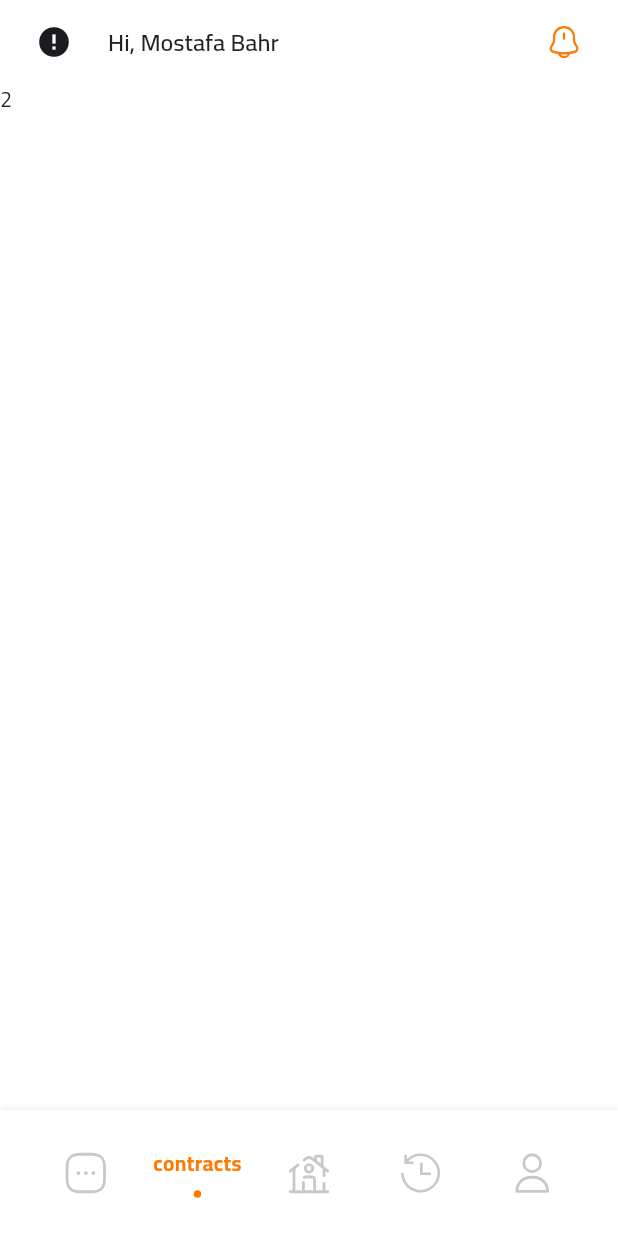
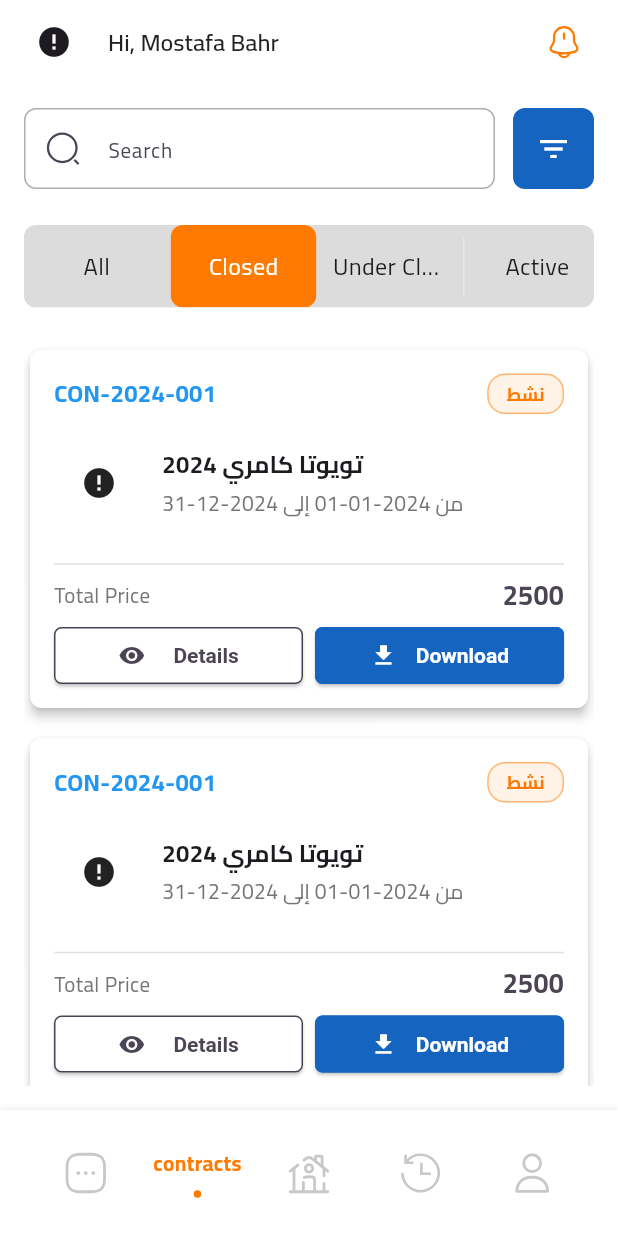
Before and after one commit to mostafaahmedbahr/Drivo, a Flutter app: the screen it shows after launch, item 2 of the bottom bar chosen, on a phone screen of 412 x 824 dp. Run offline on Flutter 3.47's test engine with Material 3 defaults, Android fonts, the phone set to English and light mode, and no system bars; drawn by our look-alikes of cached_network_image, flashy_tab_bar2, toggle_switch; our stand-ins replace carousel_slider, dartz, dio, easy_localization, firebase_core, flutter_bloc and 11 more; accounts and stored records are empty; network calls fail.

Commit message:
contracts screen ui part 1

```diff
--- a/lib/core/app_nav/router/app_router.dart
+++ b/lib/core/app_nav/router/app_router.dart
@@ -1,14 +1,13 @@
  import 'package:drivo/features/all_cars/presentation/screens/all_cars_screen.dart';
-import 'package:drivo/features/booking/presentation/cubit/booking_cubit.dart';
-import 'package:drivo/features/booking/presentation/screens/booking_screen.dart';
-import 'package:drivo/features/car_details/presentation/cubit/car_details_cubit.dart';
+  import 'package:drivo/features/car_details/presentation/cubit/car_details_cubit.dart';
 import 'package:drivo/features/car_details/presentation/screens/car_details_screen.dart';
-import 'package:drivo/features/home/presentation/screens/home_screen.dart';
+ import 'package:drivo/features/home/presentation/screens/home_screen.dart';
 import 'package:drivo/features/layout/presentation/screens/layout_screen.dart';
 import 'package:drivo/features/login/presentation/screens/login_screen.dart';
 import 'package:drivo/features/register/presentation/screens/register_screen.dart';
 import 'package:drivo/features/splash/presentation/screens/splash_screen.dart';
  import '../../../features/car_details/presentation/screens/car_gallery_images_screen.dart';
+import '../../../features/contracts/presentation/screens/contracts_screen.dart';
 import '../../../features/more/presentation/screens/more_screen.dart';
 import '../../../features/splash/presentation/screens/splash_screen_2.dart';
 import '../../../main_importants.dart';
@@ -65,6 +64,10 @@ class AppRouter {
         return MaterialPageRoute(
           builder: (context) => const MoreScreen(),
         );
+      case Routes.contractsScreen:
+        return MaterialPageRoute(
+          builder: (context) => const ContractsScreen(),
+        );
       default:
         return null;
     }
--- a/lib/core/app_nav/router/routes.dart
+++ b/lib/core/app_nav/router/routes.dart
@@ -10,6 +10,7 @@ class Routes {
   static const String allCarsScreen = '/allCarsScreen';
   static const String bookingScreen = '/bookingScreen';
   static const String moreScreen = '/moreScreen';
+  static const String contractsScreen = '/contractsScreen';
 
 
 }
--- a/lib/core/shared_widgets/custom_text_form_filed.dart
+++ b/lib/core/shared_widgets/custom_text_form_filed.dart
@@ -46,7 +46,7 @@ class CustomTextFormField extends StatelessWidget {
     this.fillColor = AppColors.whiteColor,
     this.borderColor ,
     this.hintColor = const Color.fromRGBO(150, 150, 150, 1),
-    this.radius = 5.0,
+    this.radius = 8.0,
   });
 
   @override
@@ -74,19 +74,19 @@ class CustomTextFormField extends StatelessWidget {
         filled: true,
         fillColor: fillColor,
         border: OutlineInputBorder(
-          borderRadius: BorderRadius.circular(radius ?? 5),
+          borderRadius: BorderRadius.circular(radius ?? 8),
           borderSide: BorderSide(
             color: borderColor ??   AppColors.greyColor1,
           ),
         ),
         enabledBorder: OutlineInputBorder(
-          borderRadius: BorderRadius.circular(radius ?? 5),
+          borderRadius: BorderRadius.circular(radius ?? 8),
           borderSide: BorderSide(
             color: borderColor ?? AppColors.greyColor1,
           ),
         ),
         focusedBorder: OutlineInputBorder(
-          borderRadius: BorderRadius.circular(radius ?? 5),
+          borderRadius: BorderRadius.circular(radius ?? 8),
           borderSide: BorderSide(
             color: borderColor ?? AppColors.greyColor1,
           ),
--- /dev/null
+++ b/lib/features/contracts/presentation/cubit/contracts_cubit.dart
@@ -0,0 +1,19 @@
+import '../../../../main_importants.dart';
+import 'contracts_states.dart';
+
+
+class ContractsCubit extends Cubit<ContractsStates> {
+  ContractsCubit() : super(ContractsInitState());
+
+  static ContractsCubit get(context) => BlocProvider.of(context);
+
+
+  int currentIndex = 1;
+  toggleButtons(int index){
+    currentIndex = index;
+    emit(ContractsToggleButtonsState());
+  }
+
+
+
+}
--- /dev/null
+++ b/lib/features/contracts/presentation/cubit/contracts_states.dart
@@ -0,0 +1,5 @@
+abstract class ContractsStates{}
+
+class ContractsInitState extends ContractsStates{}
+
+class ContractsToggleButtonsState extends ContractsStates{}
--- /dev/null
+++ b/lib/features/contracts/presentation/screens/contracts_screen.dart
@@ -0,0 +1,31 @@
+import 'package:drivo/features/contracts/presentation/cubit/contracts_cubit.dart';
+import 'package:drivo/main_importants.dart';
+
+import '../widgets/contracts_filter.dart';
+import '../widgets/contracts_list.dart';
+import '../widgets/contracts_toggle_buttons.dart';
+
+class ContractsScreen extends StatelessWidget {
+  const ContractsScreen({super.key});
+
+  @override
+  Widget build(BuildContext context) {
+    return BlocProvider(
+      create: (context)=>ContractsCubit(),
+      child: Scaffold(
+        body: SafeArea(child: Padding(
+          padding: const EdgeInsets.all(16.0),
+          child: Column(
+            children: [
+              ContractsFilter(),
+              verticalSpace(24),
+              ContractsToggleButtons(),
+              verticalSpace(24),
+              ContractsList(),
+            ],
+          ),
+        )),
+      ),
+    );
+  }
+}
--- /dev/null
+++ b/lib/features/contracts/presentation/widgets/contract_card_item.dart
@@ -0,0 +1,179 @@
+import 'package:easy_localization/easy_localization.dart';
+
+import '../../../../main_importants.dart';
+
+class ContractCardItem extends StatelessWidget {
+  final String contractNumber;
+  final String carName;
+  final String startDate;
+  final String endDate;
+  final String status;
+  final Color statusColor;
+  final String price;
+
+  const ContractCardItem({
+    super.key,
+    required this.contractNumber,
+    required this.carName,
+    required this.startDate,
+    required this.endDate,
+    required this.status,
+    required this.statusColor,
+    required this.price,
+  });
+
+  @override
+  Widget build(BuildContext context) {
+    return Card(
+      elevation: 3,
+      color: AppColors.whiteColor,
+      shape: RoundedRectangleBorder(
+        borderRadius: BorderRadius.circular(8),
+      ),
+      child: Padding(
+        padding: const EdgeInsets.all(16),
+        child: Column(
+          crossAxisAlignment: CrossAxisAlignment.start,
+          children: [
+            // Header Row
+            Row(
+              mainAxisAlignment: MainAxisAlignment.spaceBetween,
+              children: [
+                Text(
+                  contractNumber,
+                  style: const TextStyle(
+                    fontSize: 16,
+                    fontWeight: FontWeight.bold,
+                    color: Colors.blue,
+                  ),
+                ),
+                Container(
+                  padding: const EdgeInsets.symmetric(horizontal: 12, vertical: 4),
+                  decoration: BoxDecoration(
+                    color: statusColor.withValues(alpha: 0.1),
+                    borderRadius: BorderRadius.circular(12),
+                    border: Border.all(color: statusColor),
+                  ),
+                  child: Text(
+                    status,
+                    style: TextStyle(
+                      color: AppColors.orange,
+                      fontWeight: FontWeight.bold,
+                      fontSize: 12,
+                    ),
+                  ),
+                ),
+              ],
+            ),
+
+            verticalSpace(16),
+
+            // Car Info
+            Row(
+              children: [
+                CustomNetWorkImage(
+                  height: 60,
+                    width: 60,
+                    imageUrl: "https://www.topgear.com/sites/default/files/2023/09/2%20Cadillac_CT5_0.jpg?w=827&h=465",
+                    raduis: 8,
+                  fit: BoxFit.cover,
+                ),
+                horizontalSpace(12),
+                Expanded(
+                  child: Column(
+                    crossAxisAlignment: CrossAxisAlignment.start,
+                    children: [
+                      Text(
+                        carName,
+                        style: const TextStyle(
+                          fontSize: 16,
+                          fontWeight: FontWeight.bold,
+                        ),
+                      ),
+                      const SizedBox(height: 4),
+                      Text(
+                        'من $startDate إلى $endDate',
+                        style: TextStyle(
+                          fontSize: 14,
+                          color: Colors.grey[600],
+                        ),
+                      ),
+                    ],
+                  ),
+                ),
+              ],
+            ),
+
+            verticalSpace(16),
+
+            // Divider
+            Divider(color: Colors.grey[300]),
+
+            // Footer
+            Row(
+              mainAxisAlignment: MainAxisAlignment.spaceBetween,
+              children: [
+                Text(
+                  LocaleKeys.totalPrice.tr(),
+                  style: TextStyle(
+                    fontSize: 14,
+                    color: Colors.grey[600],
+                  ),
+                ),
+                Text(
+                  price,
+                  style: const TextStyle(
+                    fontSize: 18,
+                    fontWeight: FontWeight.bold,
+                    color: AppColors.shipGray,
+                  ),
+                ),
+              ],
+            ),
+
+            verticalSpace(8),
+
+            // Actions
+            Row(
+              children: [
+                Expanded(
+                  child: CustomButton(
+                      btnText: Row(
+                        mainAxisAlignment: MainAxisAlignment.spaceEvenly,
+                        children: [
+                          const Icon(Icons.visibility, size: 18),
+                            Text(LocaleKeys.details.tr()),
+                        ],
+                      ),
+                    height: 38,
+                    onPressed: () {},
+                    btnColor: AppColors.whiteColor,
+                  ),
+                ),
+                horizontalSpace(8),
+                Expanded(
+                  child: CustomButton(
+                    btnText: Row(
+                      mainAxisAlignment: MainAxisAlignment.spaceEvenly,
+                      children: [
+                        const Icon(Icons.download, size: 18,color: AppColors.whiteColor,),
+                        Text(LocaleKeys.download.tr(),style: TextStyle(
+                          color: AppColors.whiteColor
+                        ),),
+                      ],
+                    ),
+                    height: 38,
+                    onPressed: () {},
+                    btnColor: Colors.blue[800],
+                    borderColor: Colors.blue[800],
+                  ),
+                ),
+
+              ],
+            ),
+          ],
+        ),
+      ),
+    );
+  }
+}
--- /dev/null
+++ b/lib/features/contracts/presentation/widgets/contracts_filter.dart
@@ -0,0 +1,29 @@
+
+import '../../../../main_importants.dart';
+
+class ContractsFilter extends StatelessWidget {
+  const ContractsFilter({super.key});
+
+  @override
+  Widget build(BuildContext context) {
+    return  Row(
+      children: [
+        Expanded(child: ContainerSearchWidget()),
+        horizontalSpace(12),
+        Container(
+          height: 54,
+          width: 54,
+          decoration: BoxDecoration(
+            color: Colors.blue[800],
+            borderRadius: BorderRadius.circular(8),
+          ),
+          child: IconButton(
+            onPressed: () {},
+            icon: const Icon(Icons.filter_list, color: Colors.white),
+          ),
+        ),
+
+      ],
+    );
+  }
+}
--- /dev/null
+++ b/lib/features/contracts/presentation/widgets/contracts_list.dart
@@ -0,0 +1,29 @@
+ import 'package:drivo/features/contracts/presentation/widgets/contract_card_item.dart';
+import 'package:drivo/main_importants.dart';
+
+class ContractsList extends StatelessWidget {
+  const ContractsList({super.key});
+
+  @override
+  Widget build(BuildContext context) {
+    return Expanded(
+      child: ListView.separated(
+          itemBuilder: (context,index){
+            return   ContractCardItem(
+              contractNumber: 'CON-2024-001',
+              carName: 'تويوتا كامري 2024',
+              startDate: '2024-01-01',
+              endDate: '2024-12-31',
+              status: 'نشط',
+              statusColor: AppColors.orange.withValues(alpha: 0.5),
+              price: '2500',
+            );
+          },
+          separatorBuilder: (context,index){
+            return verticalSpace(12);
+          },
+          itemCount: 10,
+      ),
+    );
+  }
+}
--- /dev/null
+++ b/lib/features/contracts/presentation/widgets/contracts_toggle_buttons.dart
@@ -0,0 +1,39 @@
+
+import 'package:easy_localization/easy_localization.dart';
+import 'package:toggle_switch/toggle_switch.dart';
+
+import '../../../../main_importants.dart';
+import '../cubit/contracts_cubit.dart';
+import '../cubit/contracts_states.dart';
+
+class ContractsToggleButtons extends StatelessWidget {
+  const ContractsToggleButtons({super.key});
+
+  @override
+  Widget build(BuildContext context) {
+    return BlocBuilder<ContractsCubit , ContractsStates>(
+      buildWhen: (previous, current){
+        return current is ContractsToggleButtonsState;
+      },
+      builder: (context,state){
+        final bookingCubit = context.read<ContractsCubit>();
+        return ToggleSwitch(
+          minWidth: double.infinity,
+          minHeight: 55.0,
+          fontSize: 16.0,
+          initialLabelIndex: bookingCubit.currentIndex,
+          totalSwitches: 4,
+          activeFgColor: AppColors.whiteColor,
+          activeBgColor: [AppColors.orange],
+          inactiveBgColor: AppColors.greyColor2,
+          radiusStyle: true,
+          labels: [LocaleKeys.all.tr(),LocaleKeys.closed.tr() , LocaleKeys.underClaim.tr() , LocaleKeys.active.tr()],
+          onToggle: (index) {
+            bookingCubit.toggleButtons(index!);
+          },
+        );
+      },
+
+    );
+  }
+}
--- a/lib/features/layout/presentation/cubit/layout_cubit.dart
+++ b/lib/features/layout/presentation/cubit/layout_cubit.dart
@@ -3,6 +3,7 @@ import 'package:flutter/services.dart';
 
 import '../../../../main_importants.dart';
 import '../../../booking/presentation/screens/booking_screen.dart';
+import '../../../contracts/presentation/screens/contracts_screen.dart';
 import '../../../home/presentation/screens/home_screen.dart';
 import '../../../more/presentation/screens/more_screen.dart';
 import 'layout_states.dart';
@@ -18,7 +19,7 @@ class LayoutCubit extends Cubit<LayoutStates> {
 
   List screens = [
     MoreScreen(),
-    Text("2"),
+    ContractsScreen(),
     HomeScreen(),
     BookingScreen(),
     Text("5"),
--- a/lib/lang/ar_lang.dart
+++ b/lib/lang/ar_lang.dart
@@ -54,7 +54,13 @@ class ArLang {
     "support": "الدعم",
     "aboutDrivo": "عن درايفو",
     "contactUs": "اتصل بنا",
-    "settings": "الإعدادات"
+    "settings": "الإعدادات",
+    "closed": "مغلق",
+    "underClaim": "قيد المطالبة",
+    "active": "نشط",
+    "totalPrice": "السعر الإجمالي",
+    "details": "التفاصيل",
+    "download": "تحميل"
 
   };
 }
--- a/lib/lang/en_lang.dart
+++ b/lib/lang/en_lang.dart
@@ -54,6 +54,12 @@ class EnLang {
     "support": "Support",
     "aboutDrivo": "About Drivo",
     "contactUs": "Contact Us",
-    "settings": "Settings"
+    "settings": "Settings",
+    "closed": "Closed",
+    "underClaim": "Under Claim",
+    "active": "Active",
+    "totalPrice": "Total Price",
+    "details": "Details",
+    "download": "Download"
   };
 }
--- a/lib/lang/locale_keys.dart
+++ b/lib/lang/locale_keys.dart
@@ -54,6 +54,13 @@ abstract class LocaleKeys {
   static const aboutDrivo = "aboutDrivo";
   static const contactUs = "contactUs";
   static const settings = "settings";
+  static const closed = "closed";
+  static const underClaim = "underClaim";
+  static const active = "active";
+  static const totalPrice = "totalPrice";
+  static const details = "details";
+  static const download = "download";
+
 
 
 
--- a/lib/main_importants.dart
+++ b/lib/main_importants.dart
@@ -17,3 +17,4 @@ export 'core/app_nav/router/app_router.dart';
 export 'package:drivo/core/app_nav/router/routes.dart';
 export 'package:drivo/core/app_nav/nav_extensions.dart';
 export 'package:drivo/core/utils/app_images/png_images.dart';
+export 'package:drivo/core/shared_widgets/container_search_widget.dart';
```
